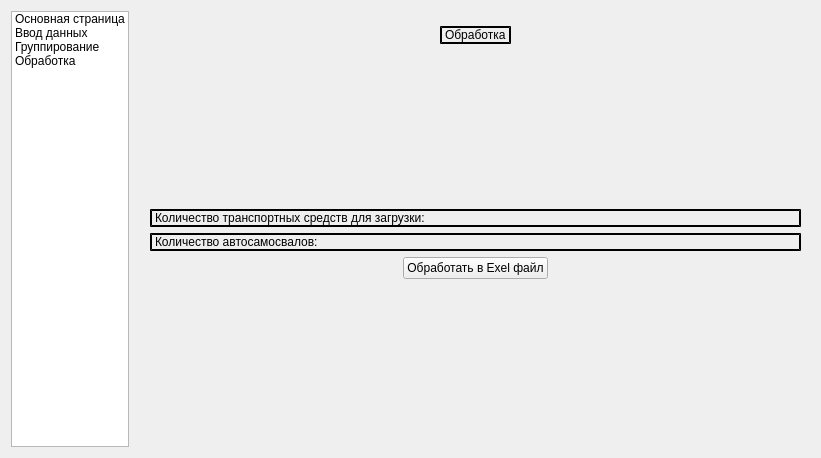
Old version of the form sources/gui/PTKMainStackForm.ui in the repository MaxDavidenko/ptkAdvisor.
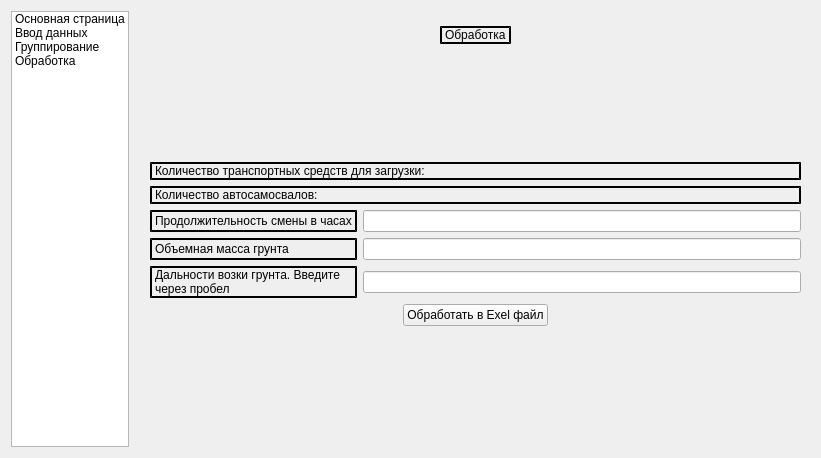
New version of the form. The open tabs and pages were chosen to show the change.

```diff
--- a/sources/gui/PTKMainStackForm.ui
+++ b/sources/gui/PTKMainStackForm.ui
@@ -721,6 +721,43 @@
            </property>
           </widget>
          </item>
+         <item>
+          <layout class="QGridLayout" name="gridLayout_2">
+           <item row="5" column="0">
+            <widget class="QLabel" name="label_23">
+             <property name="text">
+              <string>Объемная масса грунта</string>
+             </property>
+            </widget>
+           </item>
+           <item row="5" column="1">
+            <widget class="QLineEdit" name="groundWeightLineEdit"/>
+           </item>
+           <item row="6" column="0">
+            <widget class="QLabel" name="label_19">
+             <property name="text">
+              <string>Дальности возки грунта. Введите через пробел</string>
+             </property>
+             <property name="wordWrap">
+              <bool>true</bool>
+             </property>
+            </widget>
+           </item>
+           <item row="6" column="1">
+            <widget class="QLineEdit" name="carriageDistanceLineEdit"/>
+           </item>
+           <item row="1" column="0">
+            <widget class="QLabel" name="label_24">
+             <property name="text">
+              <string>Продолжительность смены в часах</string>
+             </property>
+            </widget>
+           </item>
+           <item row="1" column="1">
+            <widget class="QLineEdit" name="workShiftLineEdit"/>
+           </item>
+          </layout>
+         </item>
          <item alignment="Qt::AlignHCenter">
           <widget class="QPushButton" name="processingBtn_2">
            <property name="text">
```
Left out of the diff: 10 changed lines with no effect on the pictures.
